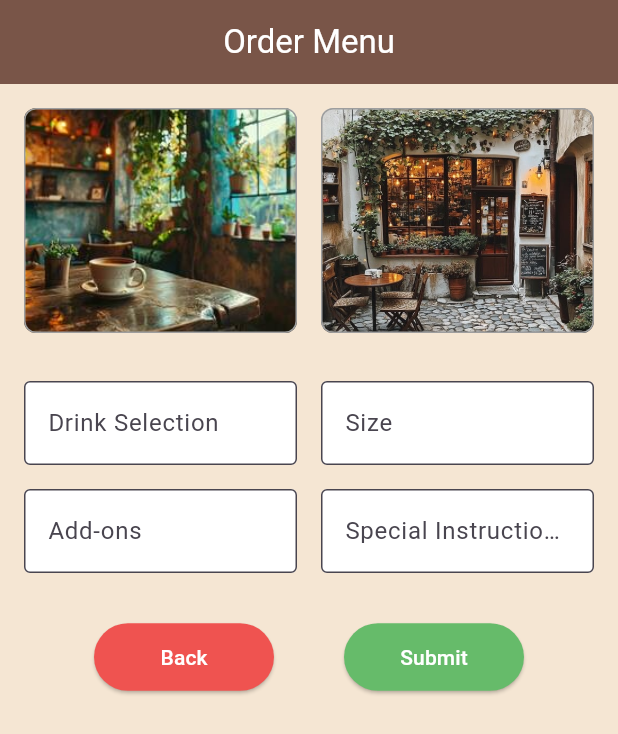
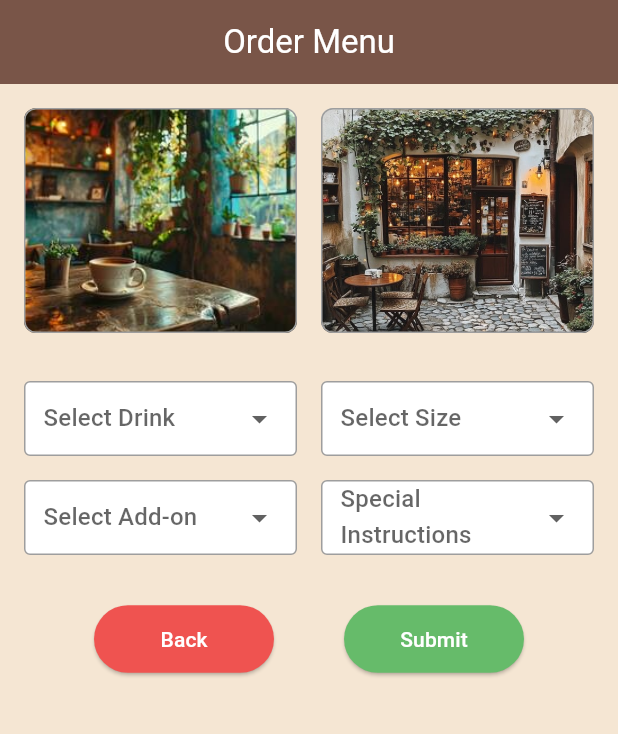
Before and after one commit to nathanG2129/CafeConnect, a Flutter app: the screen it shows after launch, in the side drawer, after a tap on "Order Menu", on a phone screen of 412 x 824 dp. Shown: the top 734 px of the screen. Run offline on Flutter 3.47's test engine with Material 3 defaults, Android fonts, the phone set to English and light mode, and no system bars.

Commit message:
Enhance order menu with dynamic dropdown selectors
- Converted FormSection to StatefulWidget for interactive form
- Added dropdown menus for drink, size, add-ons, and special instructions
- Implemented state management for user selections
- Replaced static TextFormFields with customized DropdownButton widgets
- Prepared predefined lists for drinks, sizes, add-ons, and instructions

```diff
--- a/lib/pages/order_menu.dart
+++ b/lib/pages/order_menu.dart
@@ -70,8 +70,61 @@ class ImageSection extends StatelessWidget {
   }
 }
 
-class FormSection extends StatelessWidget {
+class FormSection extends StatefulWidget {
   const FormSection({super.key});
+
+  @override
+  State<FormSection> createState() => _FormSectionState();
+}
+
+class _FormSectionState extends State<FormSection> {
+  String? selectedDrink;
+  String? selectedSize;
+  String? selectedAddOn;
+  String? selectedInstruction;
+
+  final List<String> drinks = [
+    'Espresso',
+    'Cappuccino',
+    'Latte',
+    'Americano',
+    'Mocha',
+    'Cold Brew',
+    'Frappuccino',
+    'Caramel Macchiato',
+    'Flat White',
+  ];
+
+  final List<String> sizes = [
+    'Small (8 oz)',
+    'Medium (12 oz)',
+    'Large (16 oz)',
+    'Extra Large (20 oz)',
+  ];
+
+  final List<String> addOns = [
+    'Extra Shot',
+    'Vanilla Syrup',
+    'Caramel Syrup',
+    'Hazelnut Syrup',
+    'Whipped Cream',
+    'Cinnamon Powder',
+    'Chocolate Drizzle',
+    'Soy Milk',
+    'Almond Milk',
+  ];
+
+  final List<String> instructions = [
+    'Extra Hot',
+    'Less Ice',
+    'Sugar Free',
+    'Light Foam',
+    'Extra Foam',
+    'Double Cup',
+    'No Whip',
+    'Extra Whip',
+    'Stirred',
+  ];
 
   @override
   Widget build(BuildContext context) {
@@ -82,23 +135,59 @@ class FormSection extends StatelessWidget {
           Row(
             children: [
               Expanded(
-                child: TextFormField(
-                  decoration: const InputDecoration(
-                    labelText: 'Drink Selection',
-                    border: OutlineInputBorder(),
-                    filled: true,
-                    fillColor: Colors.white,
+                child: Container(
+                  padding: const EdgeInsets.symmetric(horizontal: 12),
+                  decoration: BoxDecoration(
+                    color: Colors.white,
+                    borderRadius: BorderRadius.circular(4),
+                    border: Border.all(color: Colors.grey),
+                  ),
+                  child: DropdownButtonHideUnderline(
+                    child: DropdownButton<String>(
+                      value: selectedDrink,
+                      hint: const Text('Select Drink'),
+                      isExpanded: true,
+                      items: drinks.map((String drink) {
+                        return DropdownMenuItem<String>(
+                          value: drink,
+                          child: Text(drink),
+                        );
+                      }).toList(),
+                      onChanged: (String? newValue) {
+                        setState(() {
+                          selectedDrink = newValue;
+                        });
+                      },
+                    ),
                   ),
                 ),
               ),
               const SizedBox(width: 16),
               Expanded(
-                child: TextFormField(
-                  decoration: const InputDecoration(
-                    labelText: 'Size',
-                    border: OutlineInputBorder(),
-                    filled: true,
-                    fillColor: Colors.white,
+                child: Container(
+                  padding: const EdgeInsets.symmetric(horizontal: 12),
+                  decoration: BoxDecoration(
+                    color: Colors.white,
+                    borderRadius: BorderRadius.circular(4),
+                    border: Border.all(color: Colors.grey),
+                  ),
+                  child: DropdownButtonHideUnderline(
+                    child: DropdownButton<String>(
+                      value: selectedSize,
+                      hint: const Text('Select Size'),
+                      isExpanded: true,
+                      items: sizes.map((String size) {
+                        return DropdownMenuItem<String>(
+                          value: size,
+                          child: Text(size),
+                        );
+                      }).toList(),
+                      onChanged: (String? newValue) {
+                        setState(() {
+                          selectedSize = newValue;
+                        });
+                      },
+                    ),
                   ),
                 ),
               ),
@@ -108,23 +197,59 @@ class FormSection extends StatelessWidget {
           Row(
             children: [
               Expanded(
-                child: TextFormField(
-                  decoration: const InputDecoration(
-                    labelText: 'Add-ons',
-                    border: OutlineInputBorder(),
-                    filled: true,
-                    fillColor: Colors.white,
+                child: Container(
+                  padding: const EdgeInsets.symmetric(horizontal: 12),
+                  decoration: BoxDecoration(
+                    color: Colors.white,
+                    borderRadius: BorderRadius.circular(4),
+                    border: Border.all(color: Colors.grey),
+                  ),
+                  child: DropdownButtonHideUnderline(
+                    child: DropdownButton<String>(
+                      value: selectedAddOn,
+                      hint: const Text('Select Add-on'),
+                      isExpanded: true,
+                      items: addOns.map((String addOn) {
+                        return DropdownMenuItem<String>(
+                          value: addOn,
+                          child: Text(addOn),
+                        );
+                      }).toList(),
+                      onChanged: (String? newValue) {
+                        setState(() {
+                          selectedAddOn = newValue;
+                        });
+                      },
+                    ),
                   ),
                 ),
               ),
               const SizedBox(width: 16),
               Expanded(
-                child: TextFormField(
-                  decoration: const InputDecoration(
-                    labelText: 'Special Instructions',
-                    border: OutlineInputBorder(),
-                    filled: true,
-                    fillColor: Colors.white,
+                child: Container(
+                  padding: const EdgeInsets.symmetric(horizontal: 12),
+                  decoration: BoxDecoration(
+                    color: Colors.white,
+                    borderRadius: BorderRadius.circular(4),
+                    border: Border.all(color: Colors.grey),
+                  ),
+                  child: DropdownButtonHideUnderline(
+                    child: DropdownButton<String>(
+                      value: selectedInstruction,
+                      hint: const Text('Special Instructions'),
+                      isExpanded: true,
+                      items: instructions.map((String instruction) {
+                        return DropdownMenuItem<String>(
+                          value: instruction,
+                          child: Text(instruction),
+                        );
+                      }).toList(),
+                      onChanged: (String? newValue) {
+                        setState(() {
+                          selectedInstruction = newValue;
+                        });
+                      },
+                    ),
                   ),
                 ),
               ),
```
